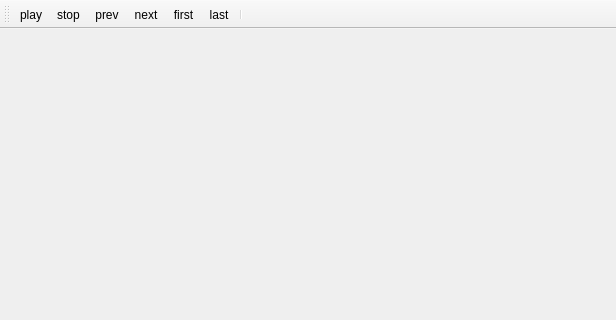
Old version of the form ui/frame.ui in the repository long2015/RawViewer2; both pictures show x 0 to 616 and y 0 to 320 of the 616 by 509 pixel window.
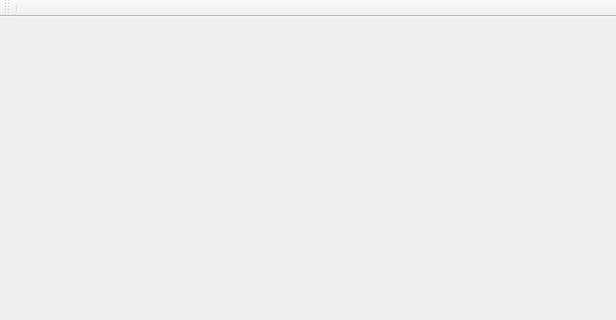
New version of the form. Icons and pictures are not drawn.

```diff
--- a/ui/frame.ui
+++ b/ui/frame.ui
@@ -56,68 +56,8 @@
    <attribute name="toolBarBreak">
     <bool>false</bool>
    </attribute>
-   <addaction name="actionplay"/>
-   <addaction name="actionstop"/>
-   <addaction name="actionprev"/>
-   <addaction name="actionnext"/>
-   <addaction name="actionfirst"/>
-   <addaction name="actionlast"/>
    <addaction name="separator"/>
   </widget>
-  <action name="actionplay">
-   <property name="icon">
-    <iconset resource="toolbar.qrc">
-     <normaloff>:/toolbar/play.png</normaloff>:/toolbar/play.png</iconset>
-   </property>
-   <property name="text">
-    <string>play</string>
-   </property>
-  </action>
-  <action name="actionprev">
-   <property name="icon">
-    <iconset resource="toolbar.qrc">
-     <normaloff>:/toolbar/prev.png</normaloff>:/toolbar/prev.png</iconset>
-   </property>
-   <property name="text">
-    <string>prev</string>
-   </property>
-  </action>
-  <action name="actionnext">
-   <property name="icon">
-    <iconset resource="toolbar.qrc">
-     <normaloff>:/toolbar/next.png</normaloff>:/toolbar/next.png</iconset>
-   </property>
-   <property name="text">
-    <string>next</string>
-   </property>
-  </action>
-  <action name="actionfirst">
-   <property name="icon">
-    <iconset resource="toolbar.qrc">
-     <normaloff>:/toolbar/first.png</normaloff>:/toolbar/first.png</iconset>
-   </property>
-   <property name="text">
-    <string>first</string>
-   </property>
-  </action>
-  <action name="actionlast">
-   <property name="icon">
-    <iconset resource="toolbar.qrc">
-     <normaloff>:/toolbar/last.png</normaloff>:/toolbar/last.png</iconset>
-   </property>
-   <property name="text">
-    <string>last</string>
-   </property>
-  </action>
-  <action name="actionstop">
-   <property name="icon">
-    <iconset resource="toolbar.qrc">
-     <normaloff>:/toolbar/stop.png</normaloff>:/toolbar/stop.png</iconset>
-   </property>
-   <property name="text">
-    <string>stop</string>
-   </property>
-  </action>
  </widget>
  <resources>
   <include location="toolbar.qrc"/>
```
Left out of the diff: 4 changed lines with no effect on the pictures.
